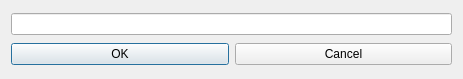
This is ui/getpassword.ui in berndhs/egalite as Qt 5 draws it before an edit. The edited form follows.
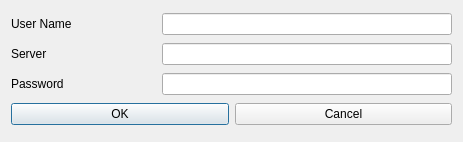
This is the edited form. Icons and pictures are not drawn.

Commit message: settings, settings editor, main window cosmetics

```diff
--- a/ui/getpassword.ui
+++ b/ui/getpassword.ui
@@ -7,7 +7,7 @@
     <x>0</x>
     <y>0</y>
     <width>463</width>
-    <height>79</height>
+    <height>142</height>
    </rect>
   </property>
   <property name="windowTitle">
@@ -19,13 +19,40 @@
   </property>
   <layout class="QGridLayout" name="gridLayout">
    <item row="0" column="0">
-    <widget class="QLineEdit" name="textEnter">
+    <widget class="QLabel" name="label">
+     <property name="text">
+      <string>User Name</string>
+     </property>
+    </widget>
+   </item>
+   <item row="0" column="1" colspan="2">
+    <widget class="QLineEdit" name="userText"/>
+   </item>
+   <item row="1" column="0">
+    <widget class="QLabel" name="label_2">
+     <property name="text">
+      <string>Server</string>
+     </property>
+    </widget>
+   </item>
+   <item row="1" column="1" colspan="2">
+    <widget class="QLineEdit" name="serverText"/>
+   </item>
+   <item row="2" column="0">
+    <widget class="QLabel" name="label_3">
+     <property name="text">
+      <string>Password</string>
+     </property>
+    </widget>
+   </item>
+   <item row="2" column="1" colspan="2">
+    <widget class="QLineEdit" name="passwordText">
      <property name="echoMode">
       <enum>QLineEdit::Password</enum>
      </property>
     </widget>
    </item>
-   <item row="1" column="0">
+   <item row="3" column="0" colspan="3">
     <layout class="QHBoxLayout" name="horizontalLayout">
      <item>
       <widget class="QPushButton" name="okButton">
```
The commit also changes 7 other files.
